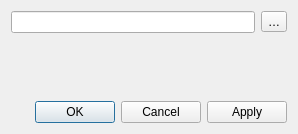
This is src/ui/qgsformannotationdialogbase.ui in qgis/QGIS as Qt 5 draws it before an edit. The edited form follows.
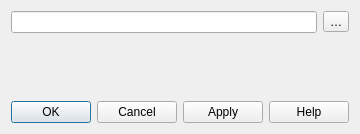
This is the edited form.

Commit message: Add link to user manual for annotation dialogs

The edit to the form file:
```diff
--- a/src/ui/qgsformannotationdialogbase.ui
+++ b/src/ui/qgsformannotationdialogbase.ui
@@ -40,7 +40,7 @@
       <enum>Qt::Horizontal</enum>
      </property>
      <property name="standardButtons">
-      <set>QDialogButtonBox::Apply|QDialogButtonBox::Cancel|QDialogButtonBox::Ok</set>
+      <set>QDialogButtonBox::Apply|QDialogButtonBox::Cancel|QDialogButtonBox::Help|QDialogButtonBox::Ok</set>
      </property>
     </widget>
    </item>
```
The commit also changes 9 other files.
